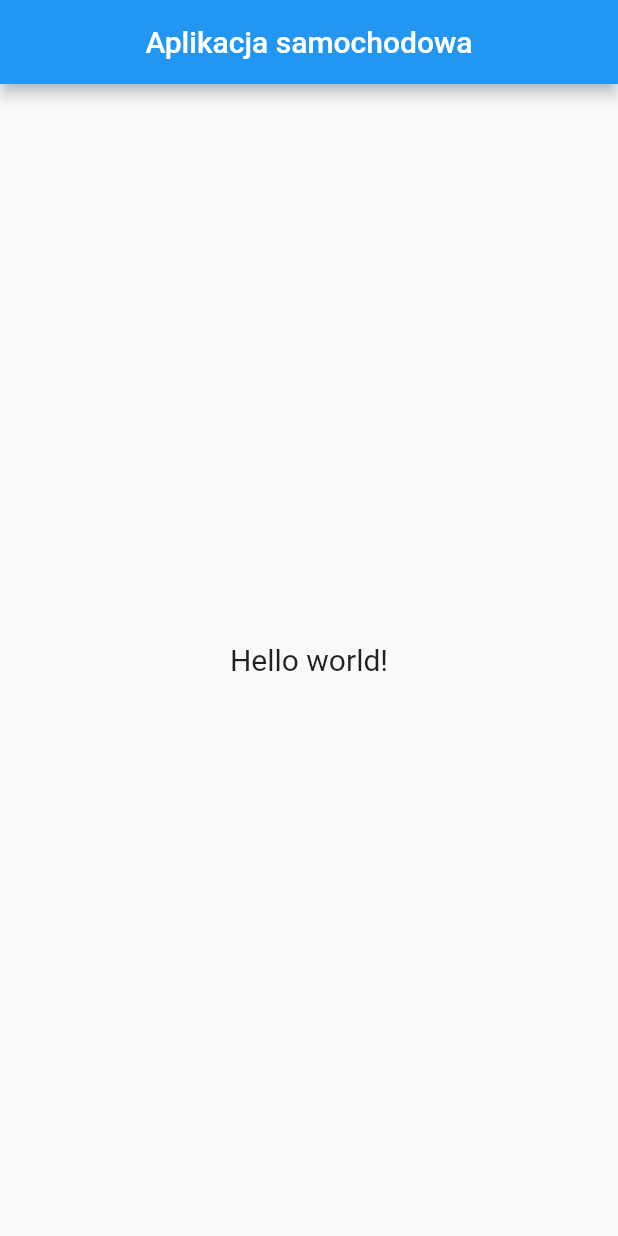
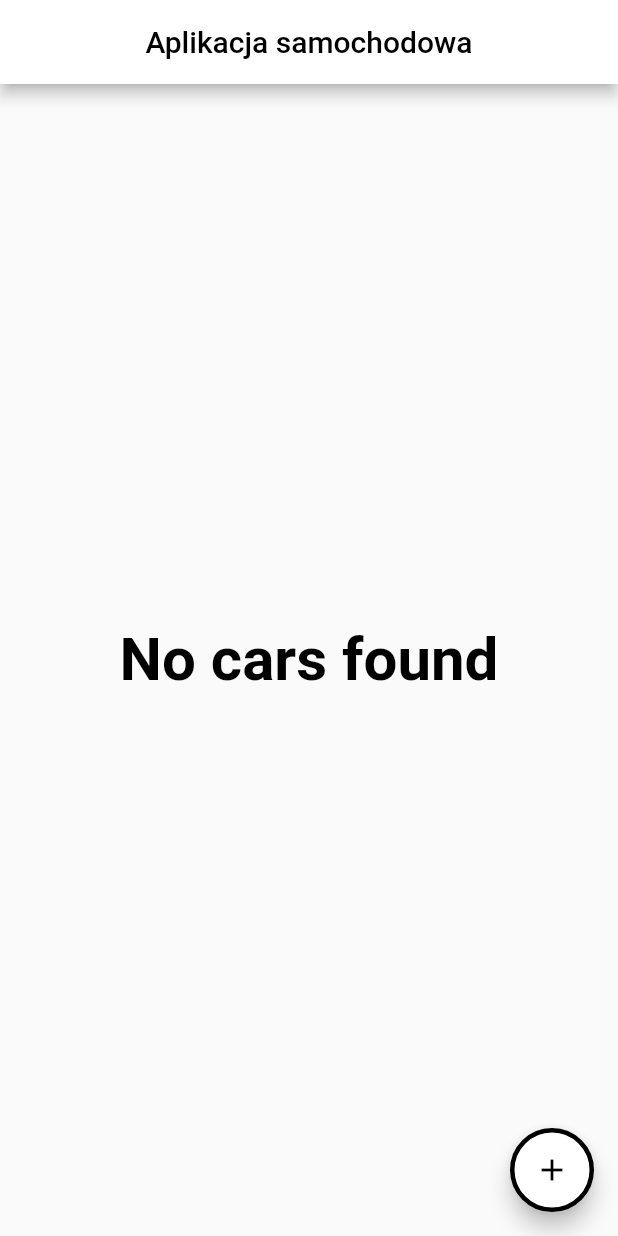
Before and after one commit to Kanikk/FlutterCarsApp, a Flutter app: the screen it shows after launch, on a phone screen of 412 x 824 dp. Run offline on Flutter 3.47's test engine with Material 2 defaults, Android fonts, the phone set to English and light mode, and no system bars; our stand-ins replace drift; accounts and stored records are empty; generated files the repository leaves out were written again.

```diff
--- a/first_app/lib/main.dart
+++ b/first_app/lib/main.dart
@@ -1,6 +1,8 @@
-import 'package:first_app/screen/cars_list.dart';
+import 'package:first_app/database/car_database.dart';
+import 'package:first_app/screen/cars_list_page.dart';
 import 'package:flutter/material.dart';
-// import 'package:first_app/screen/cars_list.dart';
+import 'package:provider/provider.dart';
+
 
 void main() {
   runApp(const MyApp());
@@ -11,10 +13,13 @@ class MyApp extends StatelessWidget {
 
   @override
   Widget build(BuildContext context) {
-    return const MaterialApp(
-      title: 'Cars in stock',
-      home: CarListPage(),
-      debugShowCheckedModeBanner: false,
+    return Provider(
+      create: (context) => CarDatabase(),
+      child: const MaterialApp(
+        title: 'Cars in stock',
+        home: CarListPage(),
+        debugShowCheckedModeBanner: false,
+      ),
     );
   }
 }
--- a/first_app/lib/screen/cars_list.dart
+++ /dev/null
@@ -1,26 +0,0 @@
-import 'package:flutter/material.dart';
-
-class CarListPage extends StatefulWidget {
-  const CarListPage({Key? key}) : super(key: key);
-
-  @override
-  _CarListPageState createState() => _CarListPageState();
-}
-
-class _CarListPageState extends State<CarListPage> {
-  @override
-  Widget build(BuildContext context) {
-    return Scaffold(
-      appBar: AppBar(
-        title: const Text("Aplikacja samochodowa"),
-        centerTitle: true,
-      ),
-      body: const Center(
-        child: Text(
-          "Hello world!",
-          style: TextStyle(fontSize: 20),
-        ),
-      ),
-    );
-  }
-}
--- /dev/null
+++ b/first_app/lib/screen/cars_list_page.dart
@@ -0,0 +1,99 @@
+import 'package:drift/drift.dart';
+import 'package:first_app/screen/cars_detail_page.dart';
+import 'package:flutter/material.dart';
+import 'package:first_app/database/car_database.dart';
+import 'package:provider/provider.dart';
+import 'package:first_app/theme/appThemes.dart';
+
+class CarListPage extends StatefulWidget {
+  const CarListPage({Key? key}) : super(key: key);
+
+  @override
+  _CarListPageState createState() => _CarListPageState();
+}
+
+class _CarListPageState extends State<CarListPage> {
+  late CarDatabase database;
+  var textInfoStyle =
+      TextStyle(fontWeight: FontWeight.bold, fontSize: 40, color: contrast2);
+  @override
+  Widget build(BuildContext context) {
+    database = Provider.of<CarDatabase>(context);
+    return Scaffold(
+      appBar: AppBar(
+        backgroundColor: contrast1,
+        title: Text(
+          "Aplikacja samochodowa",
+          style: TextStyle(color: contrast2),
+        ),
+        centerTitle: true,
+      ),
+      body: FutureBuilder<List<CarData>>(
+        future: _getCarFromDatabase(),
+        builder: ((context, snapshot) {
+          if (snapshot.hasData) {
+            List<CarData>? carList = snapshot.data;
+            if (carList != null) {
+              if (carList.isEmpty) {
+                return Center(
+                    child: Text(
+                  'No cars found',
+                  style: textInfoStyle,
+                ));
+              } else {
+                return carListUI(carList);
+              }
+            }
+          } else if (snapshot.hasError) {
+            return Center(child: Text(snapshot.error.toString()));
+          }
+          return Center(
+              child: Text(
+            'Click on add button to add new car',
+            style: textInfoStyle,
+          ));
+        }),
+      ),
+      floatingActionButton: FloatingActionButton(
+        onPressed: (() {
+          _navigateToDetail(
+            "Add car",
+            const CarCompanion(
+                id: Value(1),
+                brand: Value(''),
+                color: Value('white'),
+                mileage: Value(1)),
+          );
+        }),
+        shape: CircleBorder(
+          side: BorderSide(color: contrast2, width: 3),
+        ),
+        backgroundColor: contrast1,
+        child: Icon(
+          Icons.add,
+          color: contrast2,
+        ),
+      ),
+    );
+  }
+
+  Future<List<CarData>> _getCarFromDatabase() async {
+    return await database.getCarList();
+  }
+
+  Widget carListUI(List<CarData> carList) {
+    return Container();
+  }
+
+  void _navigateToDetail(String title, CarCompanion carCompanion) {
+    Navigator.push(
+      context,
+      MaterialPageRoute(
+        builder: (context) => CarDetailPage(
+          carCompanion: carCompanion,
+          title: title,
+        ),
+      ),
+    );
+  }
+}
--- /dev/null
+++ b/first_app/lib/theme/appThemes.dart
@@ -0,0 +1,4 @@
+import 'package:flutter/material.dart';
+
+Color contrast2 = Colors.black;
+Color contrast1 = Colors.white;
--- a/first_app/pubspec.yaml
+++ b/first_app/pubspec.yaml
@@ -37,6 +37,9 @@ dependencies:
   sqlite3_flutter_libs: ^0.5.0
   path_provider: ^2.0.0
   path: ^1.8.0
+  provider: ^6.0.2
+  flutter_staggered_grid_view: ^0.6.1
+  intl: ^0.17.0
 
 dev_dependencies:
   flutter_test:
```
Also changed, not shown: first_app/lib/database/car_database.dart (+26 -20 lines), first_app/lib/screen/cars_detail.dart (deleted, +0 -17 lines), first_app/lib/screen/cars_detail_page.dart (added, +58 -0 lines), first_app/lib/database/car_database.g.dart, first_app/pubspec.lock.
